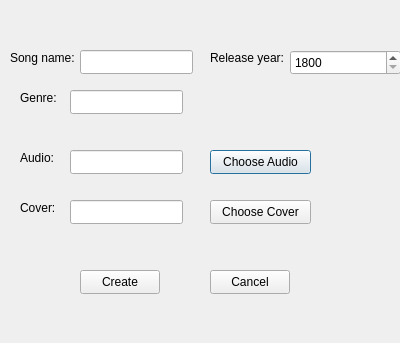
Above: createsongdialog.ui from Kiana-hash/MusicAppQt before the change. Below: the same form after it.
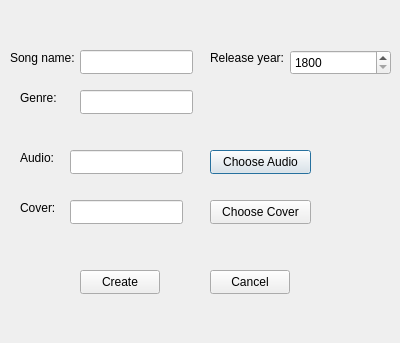
That is the form after the change.

Commit message: added Edit song interface for artists

Diff of the .ui file:
```diff
--- a/createsongdialog.ui
+++ b/createsongdialog.ui
@@ -28,7 +28,7 @@
     <rect>
      <x>290</x>
      <y>50</y>
-     <width>111</width>
+     <width>101</width>
      <height>25</height>
     </rect>
    </property>
@@ -42,7 +42,7 @@
   <widget class="QLineEdit" name="genreLineEdit">
    <property name="geometry">
     <rect>
-     <x>70</x>
+     <x>80</x>
      <y>90</y>
      <width>113</width>
      <height>24</height>
```
The commit also changes 6 other files.
